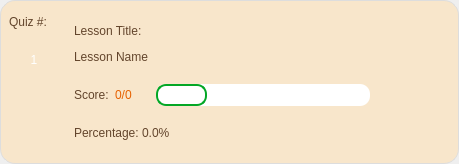
Before: the Qt Designer form CAI_PyQt/CAI_Student/UI/CardScores.ui in CPG19040/CPG19040, drawn with Qt 5.
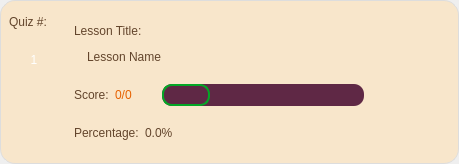
After: the same form once the commit is applied. Icons and pictures are not drawn.

What changed in the file:
```diff
--- a/CAI_PyQt/CAI_Student/UI/CardScores.ui
+++ b/CAI_PyQt/CAI_Student/UI/CardScores.ui
@@ -216,7 +216,7 @@
             <enum>Qt::LeftToRight</enum>
            </property>
            <property name="styleSheet">
-            <string notr="true">font: 14pt &quot;Inter Medium&quot;; color: rgb(99, 69, 44);</string>
+            <string notr="true">font: 14pt &quot;Inter Medium&quot;; color: rgb(99, 69, 44); padding: 0px 10px;</string>
            </property>
            <property name="text">
             <string>Lesson Name</string>
@@ -274,16 +274,10 @@
             </item>
             <item>
              <widget class="QLabel" name="label_score">
-              <property name="minimumSize">
-               <size>
-                <width>0</width>
-                <height>26</height>
-               </size>
-              </property>
               <property name="maximumSize">
                <size>
                 <width>16777215</width>
-                <height>26</height>
+                <height>40</height>
                </size>
               </property>
               <property name="layoutDirection">
@@ -323,23 +317,23 @@
               </property>
               <layout class="QHBoxLayout" name="horizontalLayout_4">
                <property name="leftMargin">
-                <number>18</number>
+                <number>24</number>
                </property>
                <property name="topMargin">
-                <number>12</number>
+                <number>13</number>
                </property>
                <property name="rightMargin">
-                <number>18</number>
+                <number>24</number>
                </property>
                <property name="bottomMargin">
-                <number>12</number>
+                <number>13</number>
                </property>
                <item>
                 <widget class="QProgressBar" name="progressBar_score">
                  <property name="styleSheet">
                   <string notr="true">QProgressBar {
 	border-radius: 10px;
-	background-color: white;
+	background-color: #5f2845;
 }
 
 QProgressBar::chunk {
@@ -384,6 +378,49 @@
           </widget>
          </item>
          <item>
+          <widget class="QWidget" name="widget_3" native="true">
+           <layout class="QHBoxLayout" name="horizontalLayout_5">
+            <property name="leftMargin">
+             <number>0</number>
+            </property>
+            <property name="topMargin">
+             <number>0</number>
+            </property>
+            <property name="rightMargin">
+             <number>0</number>
+            </property>
+            <property name="bottomMargin">
+             <number>0</number>
+            </property>
+            <item>
+             <widget class="QLabel" name="label_4">
+              <property name="minimumSize">
+               <size>
+                <width>0</width>
+                <height>26</height>
+               </size>
+              </property>
+              <property name="maximumSize">
+               <size>
+                <width>16777215</width>
+                <height>26</height>
+               </size>
+              </property>
+              <property name="layoutDirection">
+               <enum>Qt::LeftToRight</enum>
+              </property>
+              <property name="styleSheet">
+               <string notr="true">font: 12pt &quot;Inter Medium&quot;; color: rgb(99, 69, 44);</string>
+              </property>
+              <property name="text">
+               <string>Percentage:</string>
+              </property>
+              <property name="alignment">
+               <set>Qt::AlignLeading|Qt::AlignLeft|Qt::AlignVCenter</set>
+              </property>
+             </widget>
+            </item>
+            <item>
           <widget class="QLabel" name="label_percentage">
            <property name="minimumSize">
             <size>
@@ -398,7 +435,7 @@
             <string notr="true">font: 14pt &quot;Inter Medium&quot;; color: rgb(99, 69, 44);</string>
            </property>
            <property name="text">
-            <string>Percentage: 0.0%</string>
+               <string>0.0%</string>
            </property>
            <property name="alignment">
             <set>Qt::AlignLeading|Qt::AlignLeft|Qt::AlignVCenter</set>
@@ -406,6 +443,22 @@
            <property name="wordWrap">
             <bool>false</bool>
            </property>
+             </widget>
+            </item>
+            <item>
+             <spacer name="horizontalSpacer_2">
+              <property name="orientation">
+               <enum>Qt::Horizontal</enum>
+              </property>
+              <property name="sizeHint" stdset="0">
+               <size>
+                <width>40</width>
+                <height>20</height>
+               </size>
+              </property>
+             </spacer>
+            </item>
+           </layout>
           </widget>
          </item>
         </layout>
```
Lines whose indentation alone changed are shown as unchanged.
